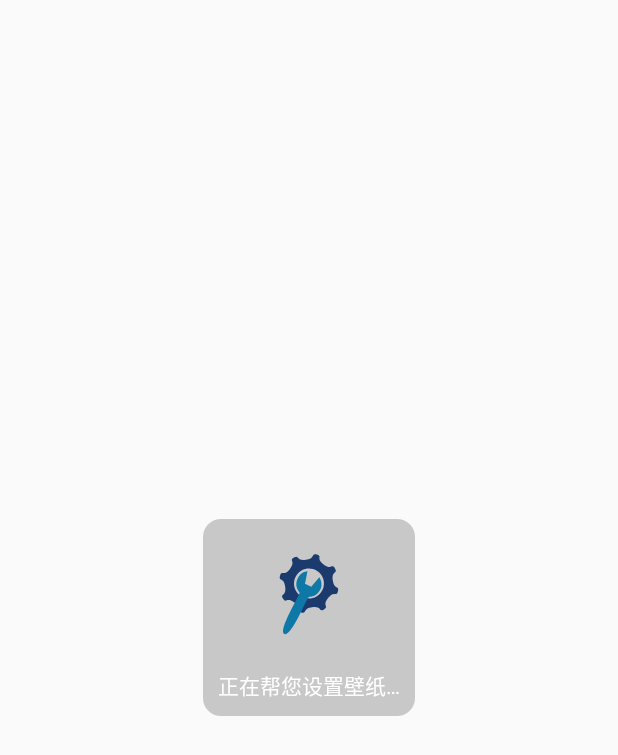
After one commit to gaozhongkui/callshow, an Android app: the layout dialog_setting_fun_progress.xml on its own in the app's theme, with its tools: preview values and no code run, on a phone screen of 412 x 824 dp. The commit adds this screen. Shown: the top 755 px of the screen. Run offline under Robolectric (Android 15) with nearby library versions, the phone set to English and light mode, and no system bars.

```diff
--- a/app/src/main/AndroidManifest.xml
+++ b/app/src/main/AndroidManifest.xml
@@ -7,6 +7,7 @@
     <uses-permission android:name="android.permission.READ_EXTERNAL_STORAGE" />
     <uses-permission android:name="android.permission.WRITE_EXTERNAL_STORAGE" />
     <uses-permission android:name="android.permission.SET_WALLPAPER" />
+    <uses-permission android:name="android.permission.DOWNLOAD_WITHOUT_NOTIFICATION" />
 
     <application
         android:name=".App"
--- a/app/src/main/res/drawable/bg_loading.xml
+++ b/app/src/main/res/drawable/bg_loading.xml
@@ -1,5 +1,5 @@
 <?xml version="1.0" encoding="utf-8"?>
 <shape xmlns:android="http://schemas.android.com/apk/res/android">
     <corners android:radius="@dimen/dp_12" />
-    <solid android:color="@color/black_alpha_10" />
+    <solid android:color="@color/black_alpha_20" />
 </shape>
--- /dev/null
+++ b/app/src/main/res/layout/dialog_setting_fun_progress.xml
@@ -0,0 +1,34 @@
+<?xml version="1.0" encoding="utf-8"?>
+
+<LinearLayout xmlns:android="http://schemas.android.com/apk/res/android"
+    xmlns:app="http://schemas.android.com/apk/res-auto"
+    android:layout_width="wrap_content"
+    android:layout_height="wrap_content"
+    android:layout_gravity="center"
+    android:background="@drawable/bg_loading"
+    android:orientation="vertical">
+
+    <com.airbnb.lottie.LottieAnimationView
+        android:id="@+id/la_animation_view"
+        android:layout_width="@dimen/dp_80"
+        android:layout_height="@dimen/dp_80"
+        android:layout_gravity="center"
+        android:layout_marginTop="@dimen/dp_10"
+        app:lottie_autoPlay="true"
+        app:lottie_fileName="anim/settings_icon.json"
+        app:lottie_loop="true" />
+
+    <TextView
+        android:id="@+id/tv_title"
+        style="@style/TextAppearance.AppCompat.Medium"
+        android:layout_width="wrap_content"
+        android:layout_height="wrap_content"
+        android:layout_marginStart="@dimen/dp_10"
+        android:layout_marginTop="@dimen/dp_10"
+        android:layout_marginEnd="@dimen/dp_10"
+        android:layout_marginBottom="@dimen/dp_10"
+        android:text="@string/helping_you_to_set_your_wallpaper"
+        android:textColor="@color/white"
+        android:textSize="@dimen/sp_14" />
+
+</LinearLayout>
--- a/app/src/main/res/values/strings.xml
+++ b/app/src/main/res/values/strings.xml
@@ -17,4 +17,5 @@
     <string name="set_up_wallpaper">Set Wallpaper</string>
     <string name="preview">Preview</string>
     <string name="apply">Apply</string>
+    <string name="helping_you_to_set_your_wallpaper">正在帮您设置壁纸…</string>
 </resources>
```
Also changed, not shown: app/src/main/assets/anim/settings_icon.json (added, +1 -0 lines), app/src/main/java/com/epiphany/callshow/common/utils/DownloadHelper.kt (+47 -26 lines), app/src/main/java/com/epiphany/callshow/common/utils/Hash.kt (added, +22 -0 lines), app/src/main/java/com/epiphany/callshow/dialog/SettingFunProgressDialog.kt (added, +32 -0 lines), app/src/main/java/com/epiphany/callshow/function/video/VideoFragment.kt (+70 -6 lines).
